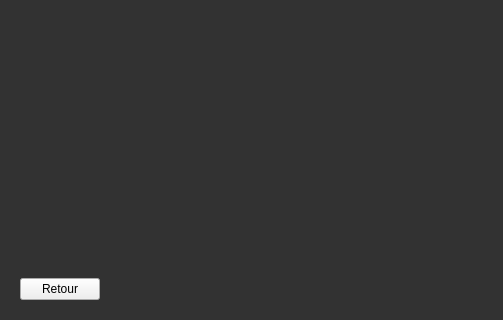
The window that CMenuNodeInspector.ui (ludomuse/LudoMuseEditor) describes before a commit, drawn with Qt 5; both pictures show x 0 to 503 and y 138 to 458 of the 503 by 458 pixel window.
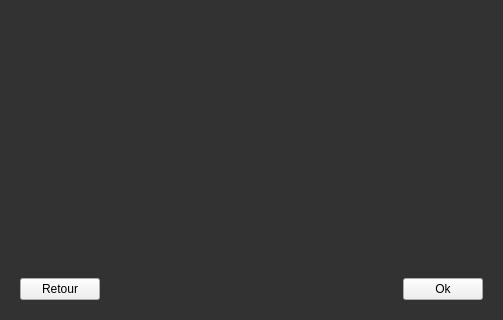
The same window after the commit.

Commit message: [ADD] Add functionalities to apply a modification on a node on both synchronized scenes

```diff
--- a/CMenuNodeInspector.ui
+++ b/CMenuNodeInspector.ui
@@ -131,6 +131,13 @@
         </property>
        </spacer>
       </item>
+      <item>
+       <widget class="QPushButton" name="okButton">
+        <property name="text">
+         <string>Ok</string>
+        </property>
+       </widget>
+      </item>
      </layout>
     </widget>
    </item>
```
The commit also changes 8 other files.
